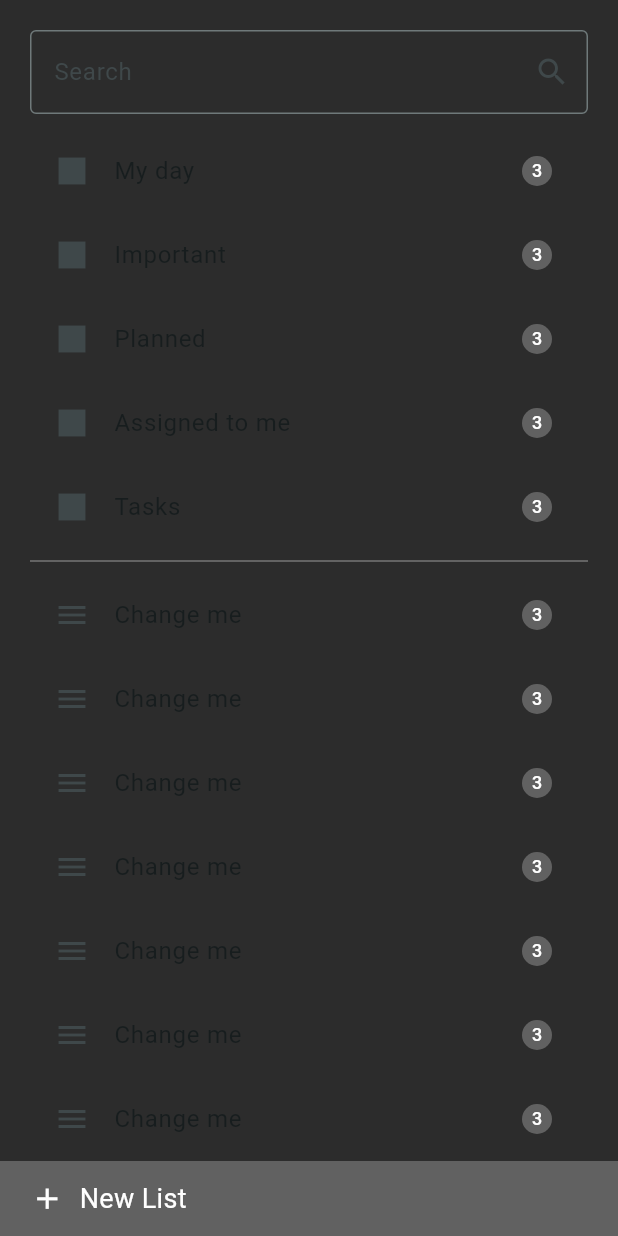
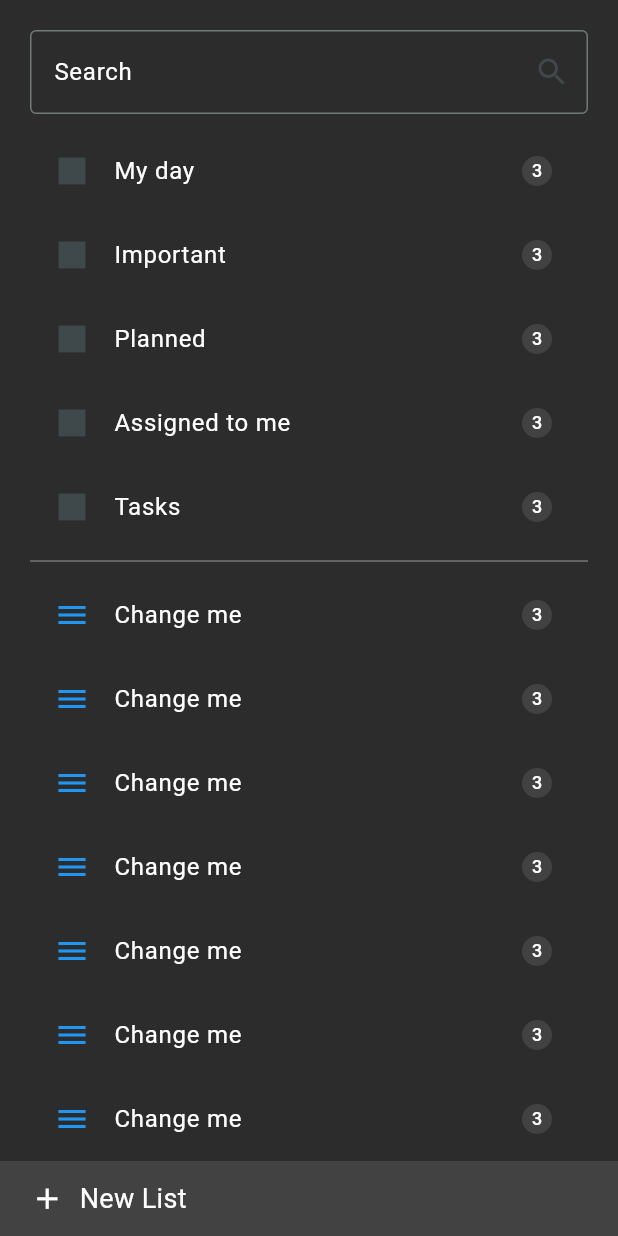
Before and after one commit to MRBRINE01/todo-list-flutter, a Flutter app: the LeftPanel screen opened directly, on a phone screen of 412 x 824 dp. Run offline on Flutter 3.47's test engine with Material 3 defaults, Android fonts, the phone set to English and light mode, and no system bars; network calls fail.

Commit message:
Api integration for creating a new task list. And proper file structure.

```diff
--- /dev/null
+++ b/frontend/todo_list/lib/core/constants.dart
@@ -0,0 +1,3 @@
+class Constants {
+  static String baseUrl = "http://127.0.0.1:5000";
+}
--- a/frontend/todo_list/lib/home_screen.dart
+++ b/frontend/todo_list/lib/views/home_screen.dart
@@ -8,7 +8,8 @@ class HomeScreen extends StatefulWidget {
 }
 
 class _HomeScreenState extends State<HomeScreen> {
-  List<bool> selectedTasks = List.generate(5, (index) => false); // Track selection for each task
+  List<bool> selectedTasks =
+      List.generate(5, (index) => false); // Track selection for each task
 
   @override
   Widget build(BuildContext context) {
@@ -36,7 +37,7 @@ class _HomeScreenState extends State<HomeScreen> {
                       padding: const EdgeInsets.all(10),
                       child: Row(
                         children: [
-                          Image(image: )
+                          // Image(image: )
                         ],
                       ),
                     ),
--- a/frontend/todo_list/lib/left_panel.dart
+++ b/frontend/todo_list/lib/views/left_panel.dart
@@ -1,4 +1,5 @@
 import 'package:flutter/material.dart';
+import 'package:todo_list/repositories/new_list_repo.dart';
 
 class LeftPanel extends StatefulWidget {
   const LeftPanel({super.key});
@@ -16,6 +17,8 @@ class _LeftPanelState extends State<LeftPanel> {
     "Tasks"
   ];
 
+  NewListRepo newListRepo = new NewListRepo();
+
   @override
   Widget build(BuildContext context) {
     return Scaffold(
@@ -29,6 +32,7 @@ class _LeftPanelState extends State<LeftPanel> {
                   decoration: InputDecoration(
                     suffixIcon: Icon(Icons.search),
                     hintText: "Search",
+                    hintStyle: TextStyle(color: Colors.white),
                     border: OutlineInputBorder(),
                   ),
                 ),
@@ -46,10 +50,11 @@ class _LeftPanelState extends State<LeftPanel> {
                             itemBuilder: (BuildContext context, int index) {
                               return ListTile(
                                 leading: Icon(Icons.square),
-                                title: Text(defaultList[index]),
+                                title: Text(defaultList[index],
+                                    style: TextStyle(color: Colors.white)),
                                 trailing: CircleAvatar(
                                   radius: 10,
-                                  backgroundColor: Colors.grey[700],
+                                  backgroundColor: Colors.grey[800],
                                   child: Text(
                                     "3",
                                     style: TextStyle(
@@ -68,11 +73,17 @@ class _LeftPanelState extends State<LeftPanel> {
                             physics: NeverScrollableScrollPhysics(),
                             itemBuilder: (BuildContext context, int index) {
                               return ListTile(
-                                leading: Icon(Icons.menu),
-                                title: Text("Change me"),
+                                leading: Icon(
+                                  Icons.menu,
+                                  color: Colors.blue,
+                                ),
+                                title: Text(
+                                  "Change me",
+                                  style: TextStyle(color: Colors.white),
+                                ),
                                 trailing: CircleAvatar(
                                   radius: 10,
-                                  backgroundColor: Colors.grey[700],
+                                  backgroundColor: Colors.grey[800],
                                   child: Text(
                                     "3",
                                     style: TextStyle(
@@ -92,8 +103,12 @@ class _LeftPanelState extends State<LeftPanel> {
             bottom: 0,
             left: 0,
             right: 0,
+            child: InkWell(
+              onTap: () {
+                newListRepo.createNewList("No work");
+              },
               child: Container(
-              color: Colors.grey[700],
+                color: Colors.grey[800],
                 height: 50,
                 child: Padding(
                   padding: const EdgeInsets.symmetric(horizontal: 20.0),
@@ -117,6 +132,7 @@ class _LeftPanelState extends State<LeftPanel> {
                 ),
               ),
             ),
+          ),
         ],
       ),
     );
```
Also changed, not shown: frontend/todo_list/lib/main.dart (+6 -3 lines), frontend/todo_list/lib/models/todo_list.dart (added, +18 -0 lines), frontend/todo_list/lib/repositories/new_list_repo.dart (added, +30 -0 lines), frontend/todo_list/pubspec.yaml (+1 -64 lines). Lines whose indentation alone changed are shown as unchanged.
